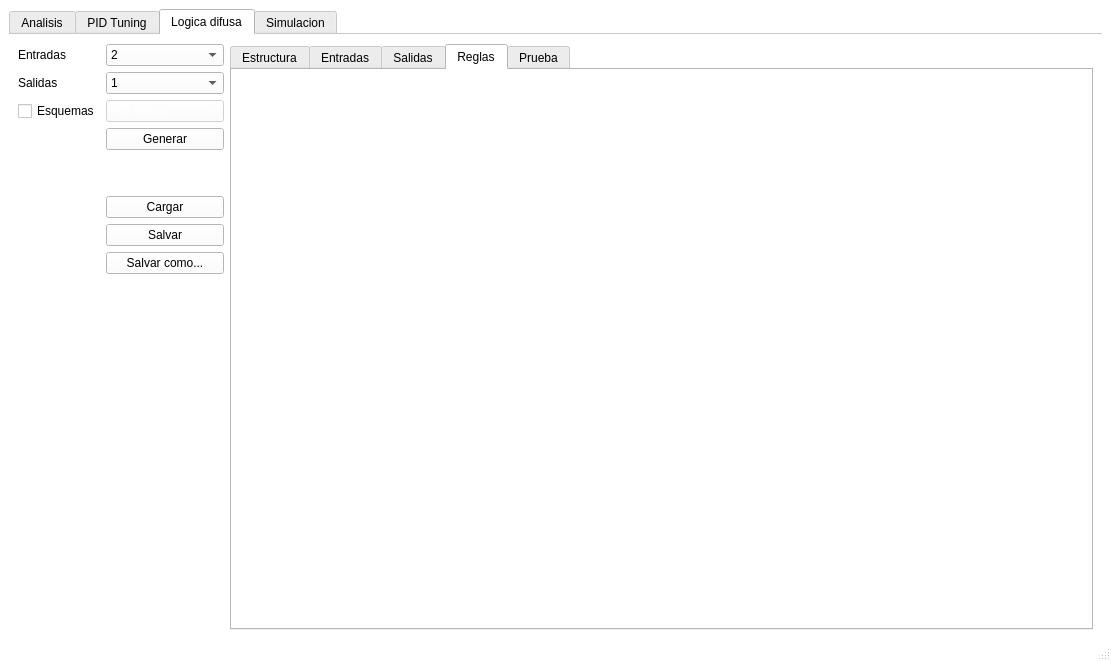
Above: Main aplication/VentanaPrincipal.ui from ezalorpro/LaboratorioDeControl before the change. Below: the same form after it.
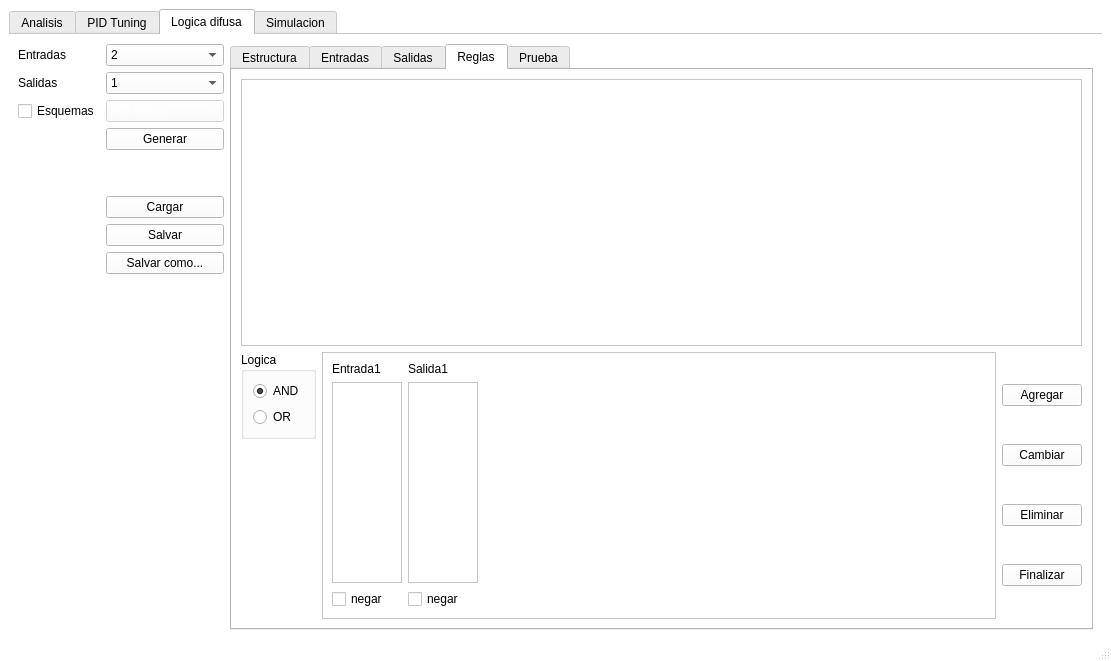
That is the form after the change. The open tabs and pages were chosen to show the change. Custom widgets are drawn as their Qt base class.

Commit message: GUI para las reglas difusas

The edit to the form file:
```diff
--- a/Main aplication/VentanaPrincipal.ui
+++ b/Main aplication/VentanaPrincipal.ui
@@ -3234,6 +3234,206 @@
              <attribute name="title">
               <string>Reglas</string>
              </attribute>
+             <layout class="QGridLayout" name="gridLayout_24">
+              <item row="1" column="1">
+               <widget class="QScrollArea" name="etiquetasscrollArea">
+                <property name="sizePolicy">
+                 <sizepolicy hsizetype="Expanding" vsizetype="Expanding">
+                  <horstretch>0</horstretch>
+                  <verstretch>0</verstretch>
+                 </sizepolicy>
+                </property>
+                <property name="widgetResizable">
+                 <bool>true</bool>
+                </property>
+                <widget class="QWidget" name="scrollAreaWidgetContents">
+                 <property name="geometry">
+                  <rect>
+                   <x>0</x>
+                   <y>0</y>
+                   <width>707</width>
+                   <height>258</height>
+                  </rect>
+                 </property>
+                 <layout class="QGridLayout" name="scrollAreaGrid">
+                  <item row="0" column="1">
+                   <layout class="QHBoxLayout" name="etiquetasHL">
+                    <item>
+                     <layout class="QVBoxLayout" name="listNegarVL1">
+                      <item>
+                       <widget class="QLabel" name="label_20">
+                        <property name="text">
+                         <string>Entrada1</string>
+                        </property>
+                       </widget>
+                      </item>
+                      <item>
+                       <widget class="QListWidget" name="etiquetalistWidget1">
+                        <property name="sizePolicy">
+                         <sizepolicy hsizetype="Preferred" vsizetype="Expanding">
+                          <horstretch>0</horstretch>
+                          <verstretch>0</verstretch>
+                         </sizepolicy>
+                        </property>
+                       </widget>
+                      </item>
+                      <item>
+                       <widget class="QCheckBox" name="negarcheckBox1">
+                        <property name="sizePolicy">
+                         <sizepolicy hsizetype="Fixed" vsizetype="Fixed">
+                          <horstretch>0</horstretch>
+                          <verstretch>0</verstretch>
+                         </sizepolicy>
+                        </property>
+                        <property name="text">
+                         <string>negar</string>
+                        </property>
+                       </widget>
+                      </item>
+                     </layout>
+                    </item>
+                    <item>
+                     <layout class="QVBoxLayout" name="listNegarVL2">
+                      <item>
+                       <widget class="QLabel" name="label_21">
+                        <property name="text">
+                         <string>Salida1</string>
+                        </property>
+                       </widget>
+                      </item>
+                      <item>
+                       <widget class="QListWidget" name="etiquetalistWidget2">
+                        <property name="sizePolicy">
+                         <sizepolicy hsizetype="Preferred" vsizetype="Expanding">
+                          <horstretch>0</horstretch>
+                          <verstretch>0</verstretch>
+                         </sizepolicy>
+                        </property>
+                       </widget>
+                      </item>
+                      <item>
+                       <widget class="QCheckBox" name="negarcheckBox2">
+                        <property name="sizePolicy">
+                         <sizepolicy hsizetype="Fixed" vsizetype="Fixed">
+                          <horstretch>0</horstretch>
+                          <verstretch>0</verstretch>
+                         </sizepolicy>
+                        </property>
+                        <property name="text">
+                         <string>negar</string>
+                        </property>
+                       </widget>
+                      </item>
+                     </layout>
+                    </item>
+                   </layout>
+                  </item>
+                  <item row="0" column="3">
+                   <spacer name="EspaciadorEspecial">
+                    <property name="orientation">
+                     <enum>Qt::Horizontal</enum>
+                    </property>
+                    <property name="sizeHint" stdset="0">
+                     <size>
+                      <width>40</width>
+                      <height>20</height>
+                     </size>
+                    </property>
+                   </spacer>
+                  </item>
+                 </layout>
+                </widget>
+               </widget>
+              </item>
+              <item row="1" column="2">
+               <layout class="QVBoxLayout" name="verticalLayout_18">
+                <item>
+                 <widget class="QPushButton" name="ruleAgregarButton">
+                  <property name="text">
+                   <string>Agregar</string>
+                  </property>
+                 </widget>
+                </item>
+                <item>
+                 <widget class="QPushButton" name="ruleCambiarButton">
+                  <property name="text">
+                   <string>Cambiar</string>
+                  </property>
+                 </widget>
+                </item>
+                <item>
+                 <widget class="QPushButton" name="ruleEliminarButton">
+                  <property name="text">
+                   <string>Eliminar</string>
+                  </property>
+                 </widget>
+                </item>
+                <item>
+                 <widget class="QPushButton" name="ruleFinalizarButton">
+                  <property name="text">
+                   <string>Finalizar</string>
+                  </property>
+                 </widget>
+                </item>
+               </layout>
+              </item>
+              <item row="1" column="0">
+               <layout class="QVBoxLayout" name="verticalLayout_19">
+                <item>
+                 <widget class="QGroupBox" name="groupBoxlogica">
+                  <property name="sizePolicy">
+                   <sizepolicy hsizetype="Fixed" vsizetype="Preferred">
+                    <horstretch>0</horstretch>
+                    <verstretch>0</verstretch>
+                   </sizepolicy>
+                  </property>
+                  <property name="title">
+                   <string>Logica</string>
+                  </property>
+                  <layout class="QGridLayout" name="gridLayout_21">
+                   <item row="0" column="0">
+                    <widget class="QRadioButton" name="andradioButton">
+                     <property name="text">
+                      <string>AND</string>
+                     </property>
+                     <property name="checked">
+                      <bool>true</bool>
+                     </property>
+                    </widget>
+                   </item>
+                   <item row="1" column="0">
+                    <widget class="QRadioButton" name="orradioButton">
+                     <property name="text">
+                      <string>OR</string>
+                     </property>
+                    </widget>
+                   </item>
+                  </layout>
+                 </widget>
+                </item>
+                <item>
+                 <spacer name="verticalSpacer_8">
+                  <property name="orientation">
+                   <enum>Qt::Vertical</enum>
+                  </property>
+                  <property name="sizeHint" stdset="0">
+                   <size>
+                    <width>20</width>
+                    <height>40</height>
+                   </size>
+                  </property>
+                 </spacer>
+                </item>
+               </layout>
+              </item>
+              <item row="0" column="0" colspan="3">
+               <widget class="QListWidget" name="rulelistWidget">
+                <property name="currentRow">
+                 <number>-1</number>
+                </property>
+               </widget>
+              </item>
+             </layout>
             </widget>
             <widget class="QWidget" name="pruebaTab">
              <attribute name="title">
```
Left out of the diff: 2 changed lines with no effect on the pictures. The commit also changes 3 other files.
